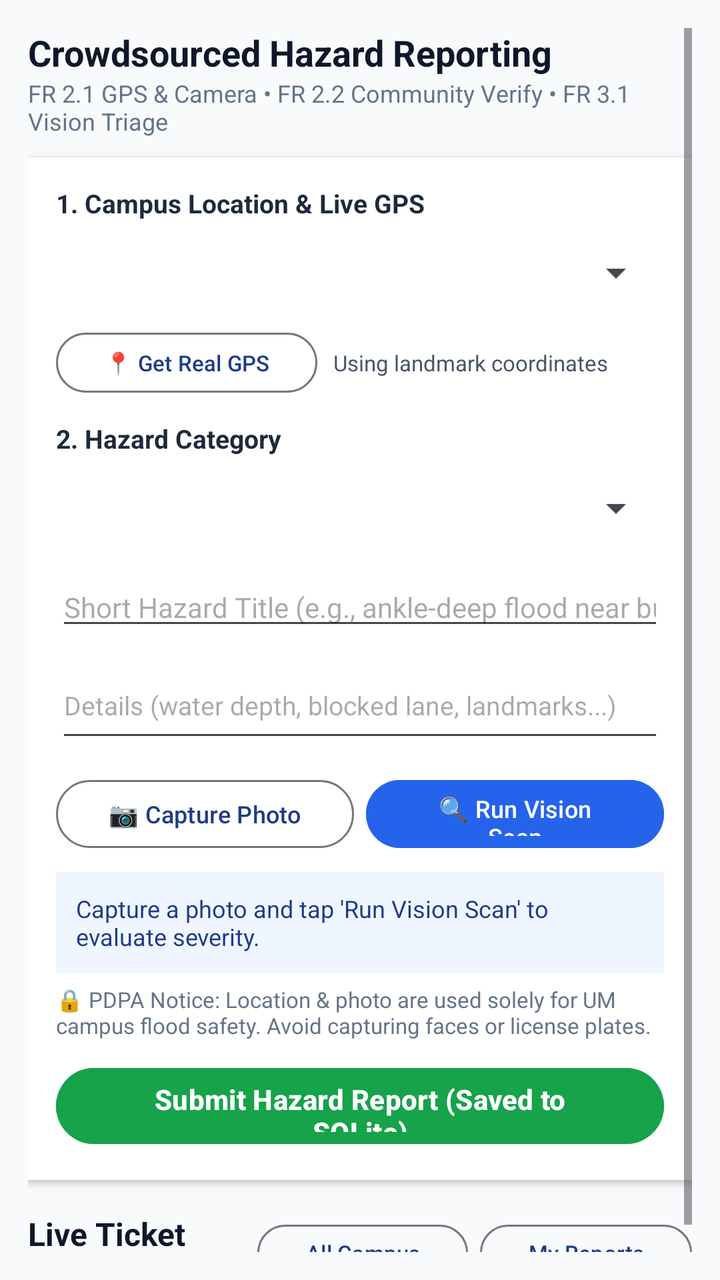
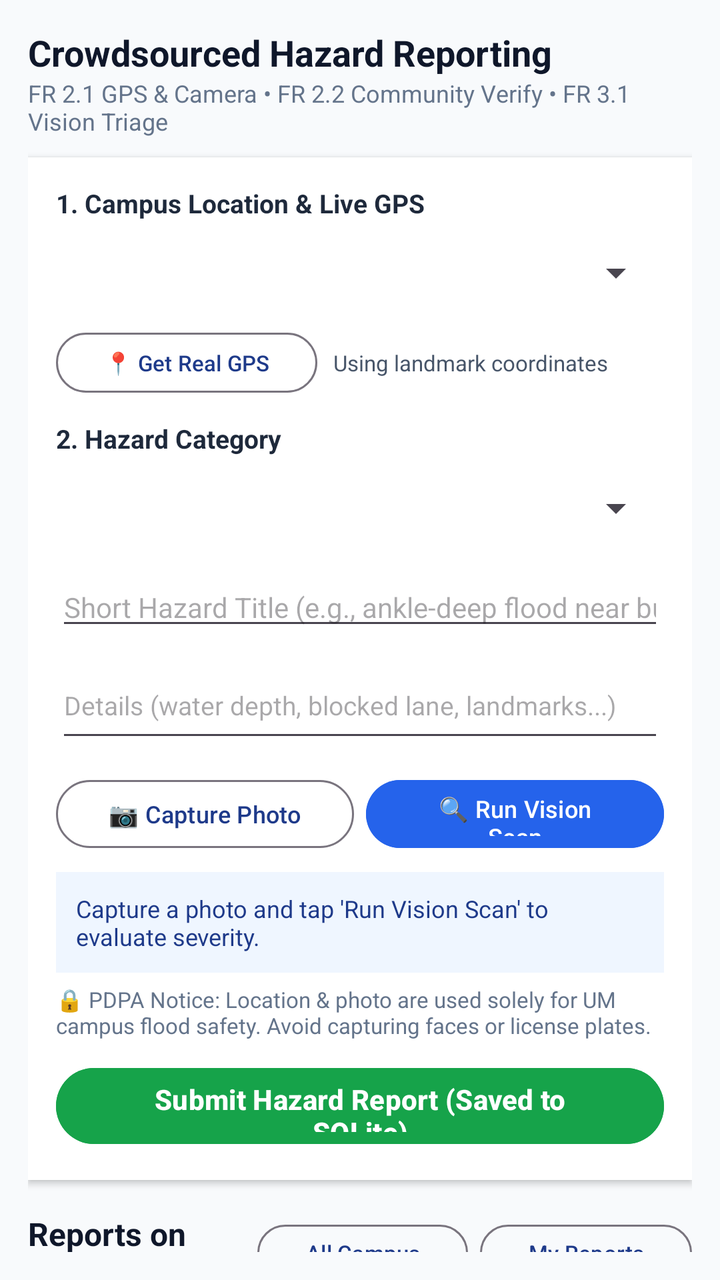

An Android layout rendered at two revisions. The XML below is the earlier revision; the diff shows what the commit changed to produce the second picture.
<!-- AndroidManifest.xml: application theme Theme.UMClearFlow -->
<!-- res/layout/fragment_report.xml -->
<?xml version="1.0" encoding="utf-8"?>
<ScrollView xmlns:android="http://schemas.android.com/apk/res/android"
    android:layout_width="match_parent"
    android:layout_height="match_parent"
    android:background="#F8FAFC"
    android:padding="14dp">

    <LinearLayout
        android:layout_width="match_parent"
        android:layout_height="wrap_content"
        android:orientation="vertical">

        <TextView
            android:layout_width="wrap_content"
            android:layout_height="wrap_content"
            android:text="Crowdsourced Hazard Reporting"
            android:textColor="#0F172A"
            android:textSize="18sp"
            android:textStyle="bold" />

        <TextView
            android:layout_width="wrap_content"
            android:layout_height="wrap_content"
            android:layout_marginBottom="10dp"
            android:text="FR 2.1 GPS &amp; Camera • FR 2.2 Community Verify • FR 3.1 Vision Triage"
            android:textColor="#64748B"
            android:textSize="12sp" />

        
        <LinearLayout
            android:layout_width="match_parent"
            android:layout_height="wrap_content"
            android:background="#FFFFFF"
            android:elevation="2dp"
            android:orientation="vertical"
            android:padding="14dp">

            <TextView
                android:layout_width="wrap_content"
                android:layout_height="wrap_content"
                android:text="1. Campus Location &amp; Live GPS"
                android:textColor="#1E293B"
                android:textSize="13sp"
                android:textStyle="bold" />

            <Spinner
                android:id="@+id/spinner_location"
                android:layout_width="match_parent"
                android:layout_height="44dp"
                android:layout_marginTop="4dp" />

            <LinearLayout
                android:layout_width="match_parent"
                android:layout_height="wrap_content"
                android:layout_marginTop="4dp"
                android:gravity="center_vertical"
                android:orientation="horizontal">

                <Button
                    android:id="@+id/btn_acquire_gps"
                    style="?attr/materialButtonOutlinedStyle"
                    android:layout_width="wrap_content"
                    android:layout_height="38dp"
                    android:text="📍 Get Real GPS"
                    android:textSize="11sp" />

                <TextView
                    android:id="@+id/tv_gps_status"
                    android:layout_width="0dp"
                    android:layout_height="wrap_content"
                    android:layout_marginStart="8dp"
                    android:layout_weight="1"
                    android:text="Using landmark coordinates"
                    android:textColor="#475569"
                    android:textSize="11sp" />
            </LinearLayout>

            <TextView
                android:layout_width="wrap_content"
                android:layout_height="wrap_content"
                android:layout_marginTop="10dp"
                android:text="2. Hazard Category"
                android:textColor="#1E293B"
                android:textSize="13sp"
                android:textStyle="bold" />

            <Spinner
                android:id="@+id/spinner_hazard_type"
                android:layout_width="match_parent"
                android:layout_height="44dp"
                android:layout_marginTop="4dp" />

            <EditText
                android:id="@+id/et_report_title"
                android:layout_width="match_parent"
                android:layout_height="wrap_content"
                android:layout_marginTop="8dp"
                android:hint="Short Hazard Title (e.g., ankle-deep flood near bus stop)"
                android:inputType="textCapSentences"
                android:textColor="#0F172A"
                android:textSize="14sp" />

            <EditText
                android:id="@+id/et_report_desc"
                android:layout_width="match_parent"
                android:layout_height="wrap_content"
                android:layout_marginTop="6dp"
                android:hint="Details (water depth, blocked lane, landmarks...)"
                android:inputType="textMultiLine"
                android:minLines="2"
                android:textColor="#0F172A"
                android:textSize="13sp" />

            
            <LinearLayout
                android:layout_width="match_parent"
                android:layout_height="wrap_content"
                android:layout_marginTop="10dp"
                android:gravity="center_vertical"
                android:orientation="horizontal">

                <Button
                    android:id="@+id/btn_capture_photo"
                    style="?attr/materialButtonOutlinedStyle"
                    android:layout_width="0dp"
                    android:layout_height="42dp"
                    android:layout_marginEnd="6dp"
                    android:layout_weight="1"
                    android:text="📷 Capture Photo"
                    android:textSize="12sp" />

                <Button
                    android:id="@+id/btn_ai_triage"
                    android:layout_width="0dp"
                    android:layout_height="42dp"
                    android:layout_weight="1"
                    android:backgroundTint="#2563EB"
                    android:text="🔍 Run Vision Scan"
                    android:textColor="#FFFFFF"
                    android:textSize="12sp" />
            </LinearLayout>

            <ImageView
                android:id="@+id/iv_photo_preview"
                android:layout_width="match_parent"
                android:layout_height="150dp"
                android:layout_marginTop="8dp"
                android:background="#E2E8F0"
                android:scaleType="centerCrop"
                android:visibility="gone" />

            <TextView
                android:id="@+id/tv_triage_result"
                android:layout_width="match_parent"
                android:layout_height="wrap_content"
                android:layout_marginTop="8dp"
                android:background="#EFF6FF"
                android:padding="10dp"
                android:text="Capture a photo and tap 'Run Vision Scan' to evaluate severity."
                android:textColor="#1E3A8A"
                android:textSize="12sp" />

            <TextView
                android:layout_width="match_parent"
                android:layout_height="wrap_content"
                android:layout_marginTop="6dp"
                android:text="🔒 PDPA Notice: Location &amp; photo are used solely for UM campus flood safety. Avoid capturing faces or license plates."
                android:textColor="#64748B"
                android:textSize="11sp" />

            <Button
                android:id="@+id/btn_submit_report"
                android:layout_width="match_parent"
                android:layout_height="46dp"
                android:layout_marginTop="10dp"
                android:backgroundTint="#16A34A"
                android:text="Submit Hazard Report (Saved to SQLite)"
                android:textColor="#FFFFFF"
                android:textStyle="bold" />
        </LinearLayout>

        
        <LinearLayout
            android:layout_width="match_parent"
            android:layout_height="wrap_content"
            android:layout_marginTop="16dp"
            android:layout_marginBottom="8dp"
            android:gravity="center_vertical"
            android:orientation="horizontal">

            <TextView
                android:layout_width="0dp"
                android:layout_height="wrap_content"
                android:layout_weight="1"
                android:text="Live Ticket Queue"
                android:textColor="#0F172A"
                android:textSize="16sp"
                android:textStyle="bold" />

            <Button
                android:id="@+id/btn_tab_all_reports"
                style="?attr/materialButtonOutlinedStyle"
                android:layout_width="wrap_content"
                android:layout_height="36dp"
                android:layout_marginEnd="6dp"
                android:text="All Campus"
                android:textSize="11sp" />

            <Button
                android:id="@+id/btn_tab_my_reports"
                style="?attr/materialButtonOutlinedStyle"
                android:layout_width="wrap_content"
                android:layout_height="36dp"
                android:text="My Reports"
                android:textSize="11sp" />
        </LinearLayout>

        
        <LinearLayout
            android:id="@+id/reports_list_container"
            android:layout_width="match_parent"
            android:layout_height="wrap_content"
            android:orientation="vertical" />

    </LinearLayout>
</ScrollView>
<!-- resources referenced by this layout -->
<resources>
  <style name="Theme.UMClearFlow" parent="Base.Theme.UMClearFlow" />
  <style name="Base.Theme.UMClearFlow" parent="Theme.Material3.Light.NoActionBar">
          <item name="colorPrimary">#1E3A8A</item>
          <item name="colorSecondary">#2563EB</item>
          <item name="android:statusBarColor">#0F172A</item>
      </style>
</resources>

<!-- the commit's change to res/layout/fragment_report.xml (unified diff, before → after) -->
@@ -1,5 +1,5 @@
 <?xml version="1.0" encoding="utf-8"?>
-<ScrollView xmlns:android="http://schemas.android.com/apk/res/android"
+<androidx.core.widget.NestedScrollView xmlns:android="http://schemas.android.com/apk/res/android"
     android:layout_width="match_parent"
     android:layout_height="match_parent"
     android:background="#F8FAFC"
@@ -192,7 +192,7 @@
                 android:layout_width="0dp"
                 android:layout_height="wrap_content"
                 android:layout_weight="1"
-                android:text="Live Ticket Queue"
+                android:text="Reports on This Device"
                 android:textColor="#0F172A"
                 android:textSize="16sp"
                 android:textStyle="bold" />
@@ -216,11 +216,11 @@
         </LinearLayout>
 
         
-        <LinearLayout
+        <androidx.recyclerview.widget.RecyclerView
             android:id="@+id/reports_list_container"
             android:layout_width="match_parent"
             android:layout_height="wrap_content"
-            android:orientation="vertical" />
+            android:nestedScrollingEnabled="false" />
 
     </LinearLayout>
-</ScrollView>
+</androidx.core.widget.NestedScrollView>
